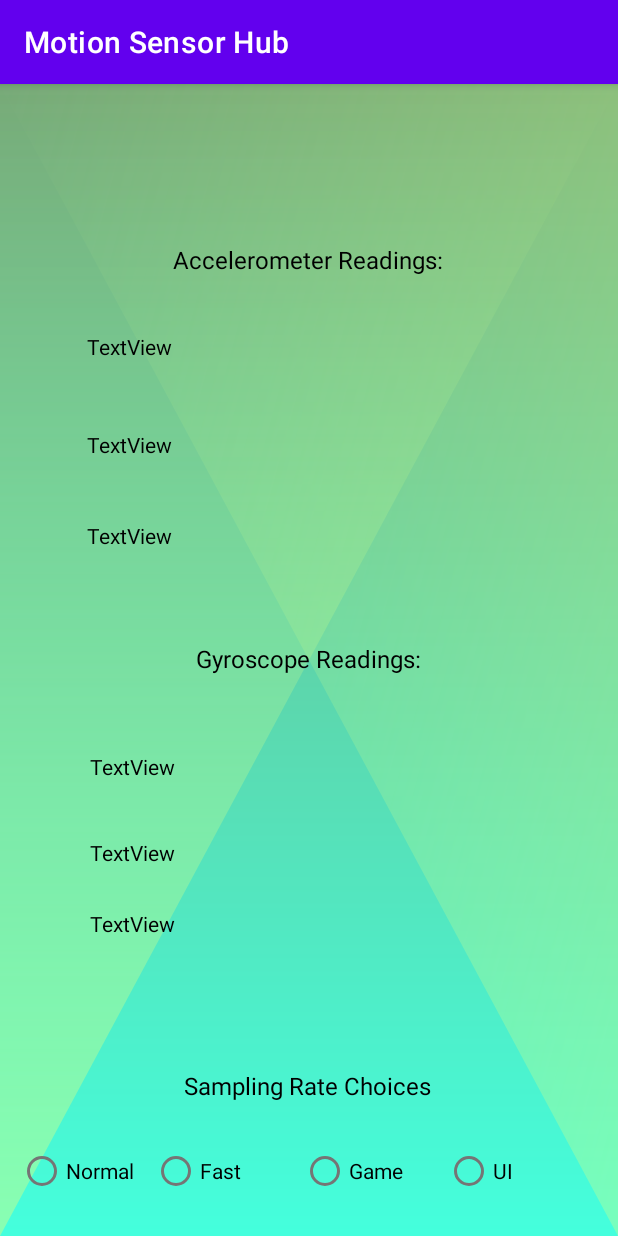
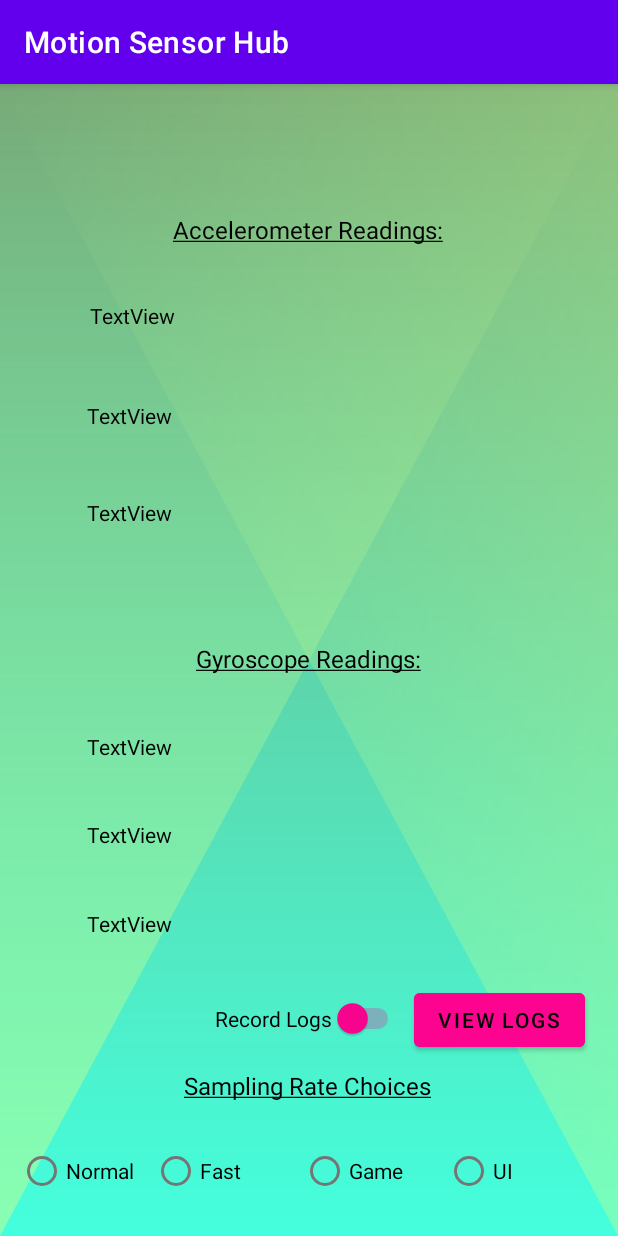
Before and after one commit to szymonflis/Sensor-Application, an Android app: the MotionSensors screen opened directly, with no data from a screen before it, on a phone screen of 412 x 824 dp. Run offline under Robolectric (Android 15) with nearby library versions, the light colour scheme and no system bars.

Commit message:
Log Addition and finishing of code

```diff
--- a/app/build.gradle
+++ b/app/build.gradle
@@ -15,8 +15,8 @@ android {
         applicationId "com.example.sensorapplication"
         minSdk 26
         targetSdk 32
-        versionCode 5
-        versionName "5.3"
+        versionCode 7
+        versionName "7.4"
 
         testInstrumentationRunner "androidx.test.runner.AndroidJUnitRunner"
     }
--- a/app/src/main/java/com/example/sensorapplication/HubActivity.java
+++ b/app/src/main/java/com/example/sensorapplication/HubActivity.java
@@ -2,6 +2,7 @@ package com.example.sensorapplication;
 
 import androidx.appcompat.app.ActionBar;
 import androidx.appcompat.app.AppCompatActivity;
+import androidx.recyclerview.widget.RecyclerView;
 
 import android.content.Intent;
 import android.content.res.ColorStateList;
@@ -93,8 +94,5 @@ public class HubActivity extends AppCompatActivity {
                 startActivity(new Intent(HubActivity.this, UserGuide.class));
             }
         });
-
-
     }
-
 }
--- a/app/src/main/java/com/example/sensorapplication/InternalSensors.java
+++ b/app/src/main/java/com/example/sensorapplication/InternalSensors.java
@@ -10,7 +10,6 @@ import android.os.BatteryManager;
 import android.os.Bundle;
 import android.widget.TextView;
 
-import org.w3c.dom.Text;
 
 public class InternalSensors extends AppCompatActivity {
 
@@ -34,8 +33,8 @@ public class InternalSensors extends AppCompatActivity {
 //          Calling the function to set health and parsing the value in one line
             BatteryHealthSet((intent.getIntExtra(BatteryManager.EXTRA_HEALTH, 0)));
             BatteryChargingSet(intent);
-            batteryLevel.setText((intent.getIntExtra(BatteryManager.EXTRA_LEVEL, 0)) + "%");
-            batteryTemp.setText("Battery Temperature: " + temperature);
+            batteryLevel.setText((intent.getIntExtra(BatteryManager.EXTRA_LEVEL, 0)) + "%" + "\n" + "Battery");
+            batteryTemp.setText("Battery Temperature: " + temperature + "°C");
             batteryVolt.setText("Voltage: " + voltage + "v");
         }
     };
--- a/app/src/main/java/com/example/sensorapplication/MotionSensors.java
+++ b/app/src/main/java/com/example/sensorapplication/MotionSensors.java
@@ -6,14 +6,18 @@ import androidx.appcompat.app.ActionBar;
 import androidx.appcompat.app.AppCompatActivity;
 
 import android.content.Context;
+import android.content.Intent;
 import android.hardware.Sensor;
 import android.hardware.SensorEvent;
 import android.hardware.SensorEventListener;
 import android.hardware.SensorManager;
 import android.os.Bundle;
 import android.util.Log;
+import android.view.View;
+import android.widget.Button;
 import android.widget.RadioButton;
 import android.widget.RadioGroup;
+import android.widget.Switch;
 import android.widget.TextView;
 
 import org.w3c.dom.Text;
@@ -26,9 +30,11 @@ public class MotionSensors extends AppCompatActivity implements SensorEventListe
     private TextView accelX, accelY, accelZ, gyroX, gyroY, gyroZ;
     private Sensor accelerometer, gyroscope;
     private SensorManager sensorManager;
-    private boolean accelPresent, gyroPresent;
+    private boolean accelPresent, gyroPresent, recording;
     private RadioGroup samplerates;
     private int chosenRate = 3;
+    private Button viewLogs;
+    private Switch recordLogs;
 
 
 
@@ -42,8 +48,8 @@ public class MotionSensors extends AppCompatActivity implements SensorEventListe
         gyroX = findViewById(R.id.textView17);
         gyroY = findViewById(R.id.textView18);
         gyroZ = findViewById(R.id.textView19);
-
-
+        viewLogs = findViewById(R.id.button2);
+        recordLogs = (Switch) findViewById(R.id.switch1);
 
 //      Identify radio group to see which sampling rate is selected
         samplerates = (RadioGroup) findViewById(R.id.radioGroup);
@@ -60,9 +66,8 @@ public class MotionSensors extends AppCompatActivity implements SensorEventListe
             gyroscope = sensorManager.getDefaultSensor(Sensor.TYPE_GYROSCOPE);
             gyroPresent = true;
         }
+
         samplerates.setOnCheckedChangeListener(new RadioGroup.OnCheckedChangeListener() {
-
-
             @Override
             public void onCheckedChanged(RadioGroup radioGroup, int i) {
 //              Check which button is selected for sampling rate of sensor, normal is the default
@@ -83,6 +88,14 @@ public class MotionSensors extends AppCompatActivity implements SensorEventListe
                 }
             }
         });
+
+
+        viewLogs.setOnClickListener(new View.OnClickListener() {
+            @Override
+            public void onClick(View view) {
+                startActivity(new Intent(MotionSensors.this, LogDisplay.class));
+            }
+        });
     }
 
 
@@ -90,16 +103,21 @@ public class MotionSensors extends AppCompatActivity implements SensorEventListe
     public void onSensorChanged(SensorEvent sensorEvent) {
         Sensor sensor = sensorEvent.sensor;
         Instant instant = Instant.now();
+        recording = recordLogs.isChecked();
 //      Check if the changed sensor is the accelerometer or gyroscope and write values
         if (sensor.getType() == Sensor.TYPE_ACCELEROMETER){
-//            Helper.WriteToFile("Test");
-            Log.d(TAG, instant + " Accelerometer Value changed: X: " + sensorEvent.values[0] + " Y: " + sensorEvent.values[1] + " Z: " + sensorEvent.values[2]);
+            if(recording){
+//              if the switch for recording logs is ticked then call the log builder helper class
+                Helper.BuildLogs(instant, " Accelerometer Value changed: X: " + sensorEvent.values[0] + " Y: " + sensorEvent.values[1] + " Z: " + sensorEvent.values[2]);
+            }
             accelX.setText("xValues: " + sensorEvent.values[0]);
             accelY.setText("yValues: " + sensorEvent.values[1]);
             accelZ.setText("zValues: " + sensorEvent.values[2]);
         }
         else if (sensor.getType() == Sensor.TYPE_GYROSCOPE){
-            Log.d(TAG, instant + " Gyroscope Value changed: X: " + sensorEvent.values[0] + " Y: " + sensorEvent.values[1] + " Z: " + sensorEvent.values[2]);
+            if(recording) {
+                Helper.BuildLogs(instant, " Gyroscope Value changed: X: " + sensorEvent.values[0] + " Y: " + sensorEvent.values[1] + " Z: " + sensorEvent.values[2]);
+            }
             gyroX.setText("xValues: " + sensorEvent.values[0]);
             gyroY.setText("yValues: " + sensorEvent.values[1]);
             gyroZ.setText("zValues: " + sensorEvent.values[2]);
@@ -109,7 +127,6 @@ public class MotionSensors extends AppCompatActivity implements SensorEventListe
 
     @Override
     public void onAccuracyChanged(Sensor sensor, int i) {
-
     }
 
     @Override
@@ -122,17 +139,15 @@ public class MotionSensors extends AppCompatActivity implements SensorEventListe
         if (gyroPresent){
             sensorManager.registerListener(this, gyroscope, chosenRate);
         }
-
     }
 
     @Override
     protected void onPause() {
         super.onPause();
 //      On pause check if sensors are present and unregister listeners
-        if(accelPresent){
+        if (accelPresent) {
             sensorManager.unregisterListener(this);
-        }
-        else if (gyroPresent){
+        } else if (gyroPresent) {
             sensorManager.unregisterListener(this);
         }
 
--- a/app/src/main/java/com/example/sensorapplication/SensorListActivity.java
+++ b/app/src/main/java/com/example/sensorapplication/SensorListActivity.java
@@ -37,7 +37,7 @@ public class SensorListActivity extends AppCompatActivity {
         // Call my method to get all of the names of the sensors into a list
         ArrayList<String> sensors = getSensorNameList(sensorList);
         // Create an array adapter which will be able to set the content of the spinner through java
-        ArrayAdapter<String> arrayAdapter = new ArrayAdapter<String>(this, android.R.layout.simple_spinner_item,sensors);arrayAdapter.setDropDownViewResource(com.google.android.material.R.layout.support_simple_spinner_dropdown_item);
+        ArrayAdapter<String> arrayAdapter = new ArrayAdapter<String>(this, android.R.layout.simple_spinner_item,sensors);
         arrayAdapter.setDropDownViewResource(com.google.android.material.R.layout.support_simple_spinner_dropdown_item);
         sensorsSpinner.setAdapter(arrayAdapter);
 
--- a/app/src/main/res/layout/activity_internal_sensors.xml
+++ b/app/src/main/res/layout/activity_internal_sensors.xml
@@ -14,6 +14,7 @@
         android:layout_height="wrap_content"
         android:text="TextView"
         android:textColor="#000000"
+        android:textSize="16sp"
         app:layout_constraintBottom_toBottomOf="parent"
         app:layout_constraintEnd_toEndOf="parent"
         app:layout_constraintHorizontal_bias="0.118"
@@ -26,6 +27,7 @@
         android:layout_height="wrap_content"
         android:text="TextView"
         android:textColor="#000000"
+        android:textSize="16sp"
         app:layout_constraintBottom_toBottomOf="parent"
         app:layout_constraintEnd_toEndOf="parent"
         app:layout_constraintHorizontal_bias="0.762"
@@ -38,6 +40,7 @@
         android:layout_height="wrap_content"
         android:text="TextView"
         android:textColor="#000000"
+        android:textSize="16sp"
         app:layout_constraintBottom_toBottomOf="parent"
         app:layout_constraintEnd_toEndOf="parent"
         app:layout_constraintHorizontal_bias="0.118"
@@ -64,6 +67,7 @@
         android:layout_height="wrap_content"
         android:text="TextView"
         android:textColor="#000000"
+        android:textSize="16sp"
         app:layout_constraintBottom_toBottomOf="parent"
         app:layout_constraintEnd_toEndOf="parent"
         app:layout_constraintHorizontal_bias="0.762"
--- a/app/src/main/res/layout/activity_motion_sensors.xml
+++ b/app/src/main/res/layout/activity_motion_sensors.xml
@@ -6,6 +6,7 @@
     android:layout_height="match_parent"
     tools:context=".MotionSensors"
     android:background="@drawable/main_background">
+
     <TextView
         android:id="@+id/textView17"
         android:layout_width="wrap_content"
@@ -14,10 +15,10 @@
         android:textColor="#000000"
         app:layout_constraintBottom_toBottomOf="parent"
         app:layout_constraintEnd_toEndOf="parent"
-        app:layout_constraintHorizontal_bias="0.169"
+        app:layout_constraintHorizontal_bias="0.164"
         app:layout_constraintStart_toStartOf="parent"
         app:layout_constraintTop_toTopOf="parent"
-        app:layout_constraintVertical_bias="0.595" />
+        app:layout_constraintVertical_bias="0.577" />
 
     <TextView
         android:id="@+id/textView18"
@@ -27,10 +28,10 @@
         android:textColor="#000000"
         app:layout_constraintBottom_toBottomOf="parent"
         app:layout_constraintEnd_toEndOf="parent"
-        app:layout_constraintHorizontal_bias="0.169"
+        app:layout_constraintHorizontal_bias="0.164"
         app:layout_constraintStart_toStartOf="parent"
         app:layout_constraintTop_toTopOf="parent"
-        app:layout_constraintVertical_bias="0.671" />
+        app:layout_constraintVertical_bias="0.655" />
 
     <TextView
         android:id="@+id/textView19"
@@ -40,7 +41,7 @@
         android:textColor="#000000"
         app:layout_constraintBottom_toBottomOf="parent"
         app:layout_constraintEnd_toEndOf="parent"
-        app:layout_constraintHorizontal_bias="0.169"
+        app:layout_constraintHorizontal_bias="0.164"
         app:layout_constraintStart_toStartOf="parent"
         app:layout_constraintTop_toTopOf="parent"
         app:layout_constraintVertical_bias="0.735" />
@@ -67,10 +68,10 @@
         android:textColor="#000000"
         app:layout_constraintBottom_toBottomOf="parent"
         app:layout_constraintEnd_toEndOf="parent"
-        app:layout_constraintHorizontal_bias="0.164"
+        app:layout_constraintHorizontal_bias="0.169"
         app:layout_constraintStart_toStartOf="parent"
         app:layout_constraintTop_toTopOf="parent"
-        app:layout_constraintVertical_bias="0.221" />
+        app:layout_constraintVertical_bias="0.193" />
 
     <TextView
         android:id="@+id/textView12"
@@ -83,7 +84,7 @@
         app:layout_constraintHorizontal_bias="0.164"
         app:layout_constraintStart_toStartOf="parent"
         app:layout_constraintTop_toTopOf="parent"
-        app:layout_constraintVertical_bias="0.308" />
+        app:layout_constraintVertical_bias="0.282" />
 
     <TextView
         android:id="@+id/textView13"
@@ -96,7 +97,7 @@
         app:layout_constraintHorizontal_bias="0.164"
         app:layout_constraintStart_toStartOf="parent"
         app:layout_constraintTop_toTopOf="parent"
-        app:layout_constraintVertical_bias="0.389" />
+        app:layout_constraintVertical_bias="0.369" />
 
     <TextView
         android:id="@+id/textView15"
@@ -110,7 +111,7 @@
         app:layout_constraintHorizontal_bias="0.497"
         app:layout_constraintStart_toStartOf="parent"
         app:layout_constraintTop_toTopOf="parent"
-        app:layout_constraintVertical_bias="0.142" />
+        app:layout_constraintVertical_bias="0.115" />
 
     <RadioGroup
         android:id="@+id/radioGroup"
@@ -163,4 +164,31 @@
         app:layout_constraintTop_toTopOf="parent"
         app:layout_constraintVertical_bias="0.88" />
 
+    <Switch
+        android:id="@+id/switch1"
+        android:layout_width="wrap_content"
+        android:layout_height="wrap_content"
+        android:text="Record Logs"
+        android:thumbTint="#fc0390"
+        android:trackTint="#fc0390"
+        app:layout_constraintBottom_toBottomOf="parent"
+        app:layout_constraintEnd_toEndOf="parent"
+        app:layout_constraintStart_toStartOf="parent"
+        app:layout_constraintTop_toTopOf="parent"
+        app:layout_constraintVertical_bias="0.823" />
+
+    <Button
+        android:id="@+id/button2"
+        android:layout_width="wrap_content"
+        android:layout_height="wrap_content"
+        android:text="@string/logs"
+        android:textColor="@color/black"
+        android:backgroundTint="#fc0390"
+        app:layout_constraintBottom_toBottomOf="parent"
+        app:layout_constraintEnd_toEndOf="parent"
+        app:layout_constraintHorizontal_bias="0.927"
+        app:layout_constraintStart_toStartOf="parent"
+        app:layout_constraintTop_toTopOf="parent"
+        app:layout_constraintVertical_bias="0.833" />
+
 </androidx.constraintlayout.widget.ConstraintLayout>
--- a/app/src/main/res/values/strings.xml
+++ b/app/src/main/res/values/strings.xml
@@ -3,25 +3,26 @@
     <string name="appTitle">System Monitoring Application</string>
     <string name="sensorButton">Show All Sensors Available</string>
     <string name="sensorSpinner">Sensors</string>
-    <string name="samplingRate">Sampling Rate Choices</string>
-    <string name="Accelerometer">Accelerometer Readings:</string>
-    <string name="Gyroscope">Gyroscope Readings:</string>
+    <string name="samplingRate"><u>Sampling Rate Choices</u></string>
+    <string name="Accelerometer"><u>Accelerometer Readings:</u></string>
+    <string name="Gyroscope"><u>Gyroscope Readings:</u></string>
     <string name="radFast">Fast</string>
     <string name="radNormal">Normal</string>
     <string name="radGame">Game</string>
     <string name="radUI">UI</string>
     <string name="fahrenheit">°F</string>
-    <string name="Celsius">°C</string>0
+    <string name="Celsius">°C</string>
+    <string name="logs">View Logs</string>
     <string name="Guide">
 
-            \u25CF The Splash Screen of the application shows the Version Number and Release \n \n
+            \u25CF The Splash Screen of the application shows the Version Number and Release as well as the logo of the application \n \n
             \u25CF The Main Hub shows the Model and Brand of the phone  \n \n
-            \u25CF There is an option to view all available sensors on the phone and their details \n \n
-            \u25CF The Bar below the button to view all sensors calculates the remaining available storage on the phone \n \n
+            \u25CF There is an option to view all available sensors on the phone and their details with the view all sensors button\n \n
+            \u25CF The Bar below the button to view all sensors calculates the remaining available storage on the phone and displays it to the user \n \n
             \u25CF The Top Left Icon takes the user to a view of the Internal battery sensors showing details like battery health, percentage, voltage etc... \n\n
             \u25CF The bottom left icon takes the user to all environmental sensors displaying information around the phone like pressure and light \n\n
-            \u25CF The top right icon direct the user to motion sensors which track the built in accelerometer and gyroscope as the phone changes physical position \n\n
-            \u25CF The user is given the option to change the sampling rate from the built in rates into the android device \n \n
+            \u25CF The top right icon directs the user to motion sensors which track the built in accelerometer and gyroscope as the phone changes physical position \n\n
+            \u25CF The user is given the option to change the sampling rate from the built in rates in the android device for the motion sensors and environmental \n \n
 
     </string>
 
```
Also changed, not shown: app/src/main/AndroidManifest.xml (+8 -1 lines), app/src/main/java/com/example/sensorapplication/EnvironmentSensors.java (+0 -10 lines), app/src/main/java/com/example/sensorapplication/Helper.java (+11 -17 lines), app/src/main/java/com/example/sensorapplication/LogDisplay.java (added, +38 -0 lines), app/src/main/res/layout/activity_log_display.xml (added, +17 -0 lines).
